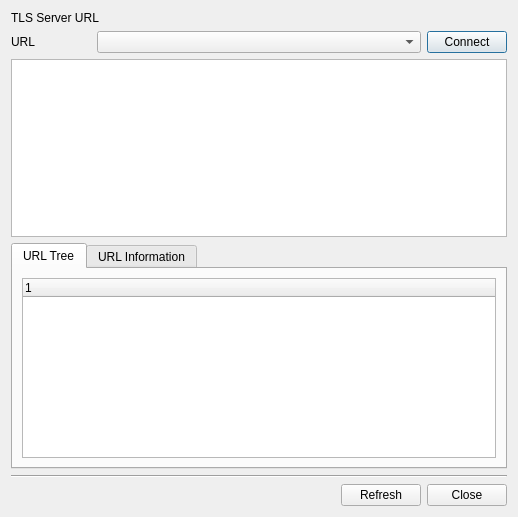
Before: the Qt Designer form BerEditor/tls_verify_dlg.ui in jykim74/BerEditor, drawn with Qt 5.
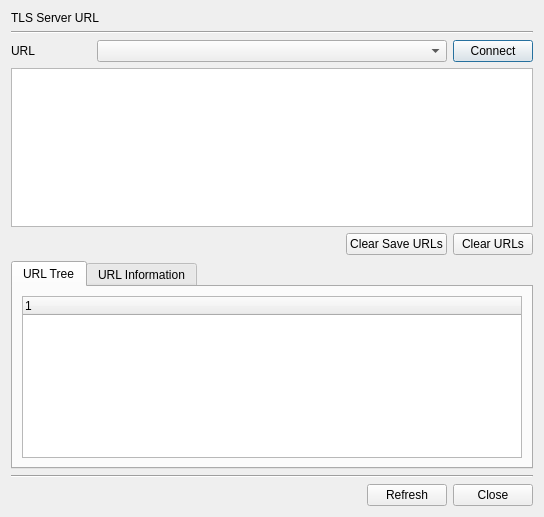
After: the same form once the commit is applied.

Commit message: TLS Verify 작업 중

Diff of the .ui file:
```diff
--- a/BerEditor/tls_verify_dlg.ui
+++ b/BerEditor/tls_verify_dlg.ui
@@ -6,7 +6,7 @@
    <rect>
     <x>0</x>
     <y>0</y>
-    <width>518</width>
+    <width>544</width>
     <height>517</height>
    </rect>
   </property>
@@ -21,6 +21,13 @@
      </property>
     </widget>
    </item>
+   <item>
+    <widget class="Line" name="line_2">
+     <property name="orientation">
+      <enum>Qt::Horizontal</enum>
+     </property>
+    </widget>
+   </item>
    <item>
     <layout class="QGridLayout" name="gridLayout">
      <item row="0" column="0">
@@ -58,6 +65,40 @@
    <item>
     <widget class="QTableWidget" name="mURLTable"/>
    </item>
+   <item>
+    <layout class="QGridLayout" name="gridLayout_3">
+     <property name="topMargin">
+      <number>0</number>
+     </property>
+     <item row="0" column="2">
+      <widget class="QPushButton" name="mClearURLBtn">
+       <property name="text">
+        <string>Clear URLs</string>
+       </property>
+      </widget>
+     </item>
+     <item row="0" column="0">
+      <spacer name="horizontalSpacer_2">
+       <property name="orientation">
+        <enum>Qt::Horizontal</enum>
+       </property>
+       <property name="sizeHint" stdset="0">
+        <size>
+         <width>40</width>
+         <height>20</height>
+        </size>
+       </property>
+      </spacer>
+     </item>
+     <item row="0" column="1">
+      <widget class="QPushButton" name="mClearSaveURLBtn">
+       <property name="text">
+        <string>Clear Save URLs</string>
+       </property>
+      </widget>
+     </item>
+    </layout>
+   </item>
    <item>
     <widget class="QTabWidget" name="tabWidget">
      <property name="currentIndex">
```
The commit also changes 2 other files.
